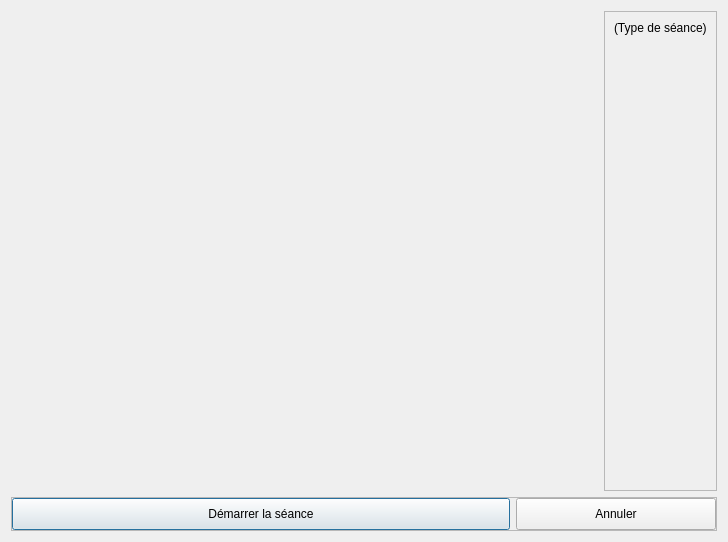
introlab/openteraplus, file client/src/SessionLobbyDialog.ui: the form before one commit.
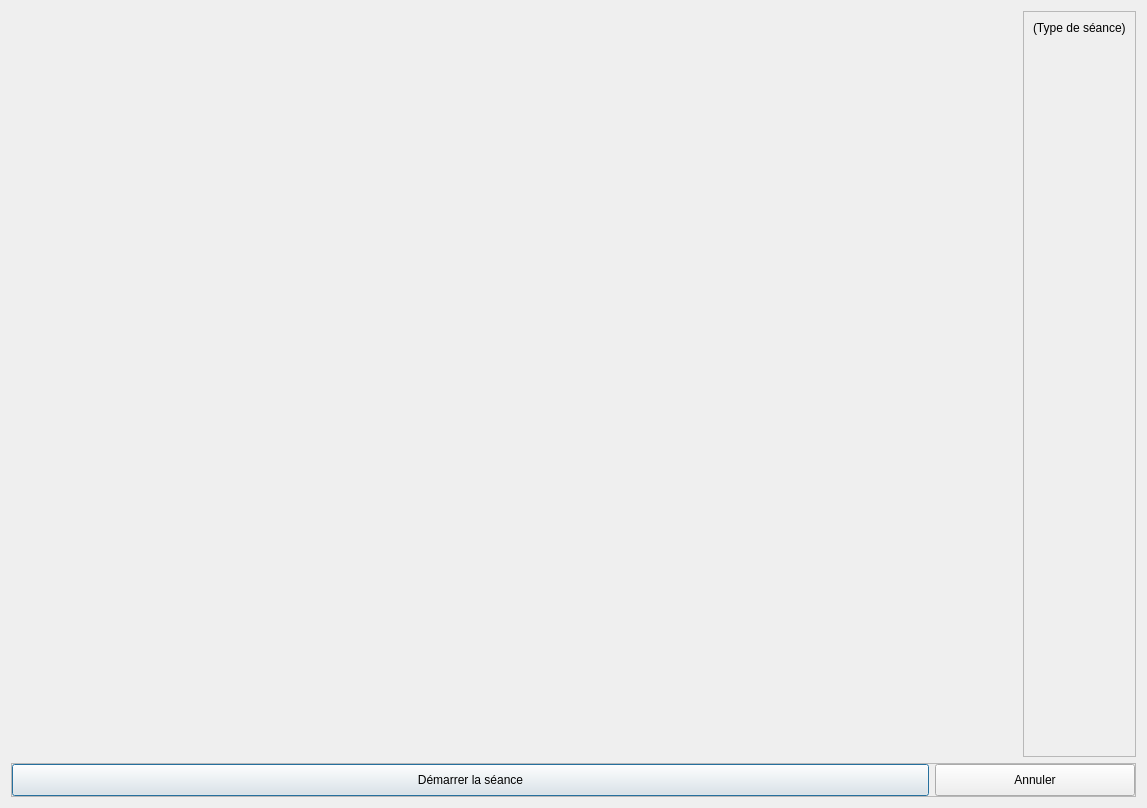
The form after the commit. Icons and pictures are not drawn. Custom widgets are drawn as their Qt base class.

Commit message: Refs #7. Working SessionInviteWidget

What changed in the file:
```diff
--- a/client/src/SessionLobbyDialog.ui
+++ b/client/src/SessionLobbyDialog.ui
@@ -6,8 +6,8 @@
    <rect>
     <x>0</x>
     <y>0</y>
-    <width>728</width>
-    <height>542</height>
+    <width>1147</width>
+    <height>808</height>
    </rect>
   </property>
   <property name="windowTitle">
@@ -33,7 +33,7 @@
      <item>
       <widget class="QFrame" name="frameSessionSetup">
        <property name="sizePolicy">
-        <sizepolicy hsizetype="Preferred" vsizetype="Expanding">
+        <sizepolicy hsizetype="Maximum" vsizetype="Expanding">
          <horstretch>0</horstretch>
          <verstretch>0</verstretch>
         </sizepolicy>
```
The commit also changes 8 other files.
